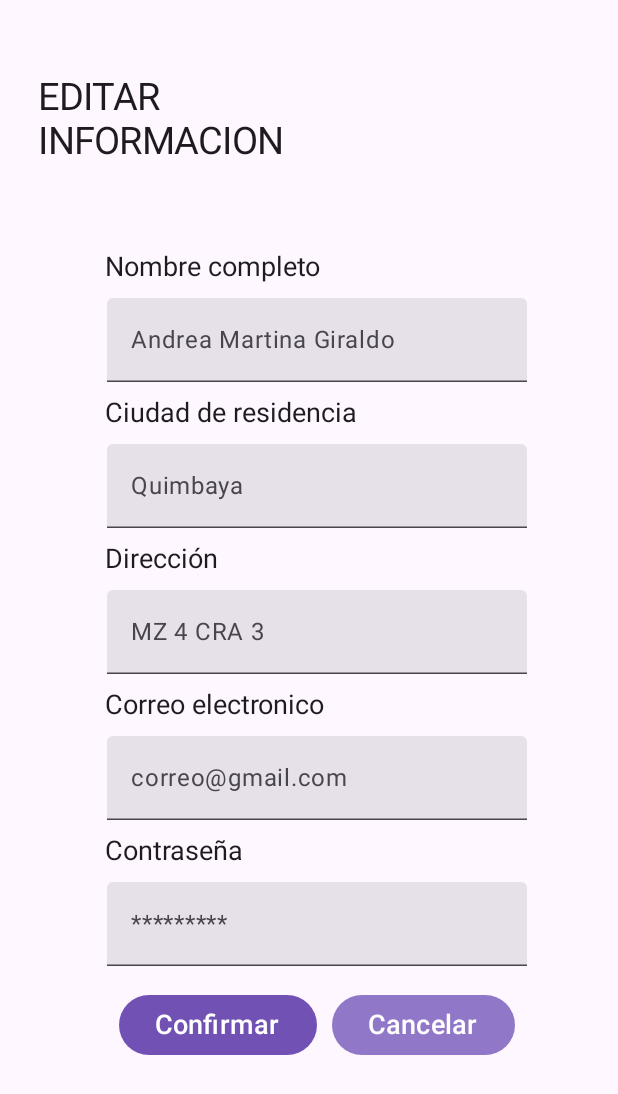
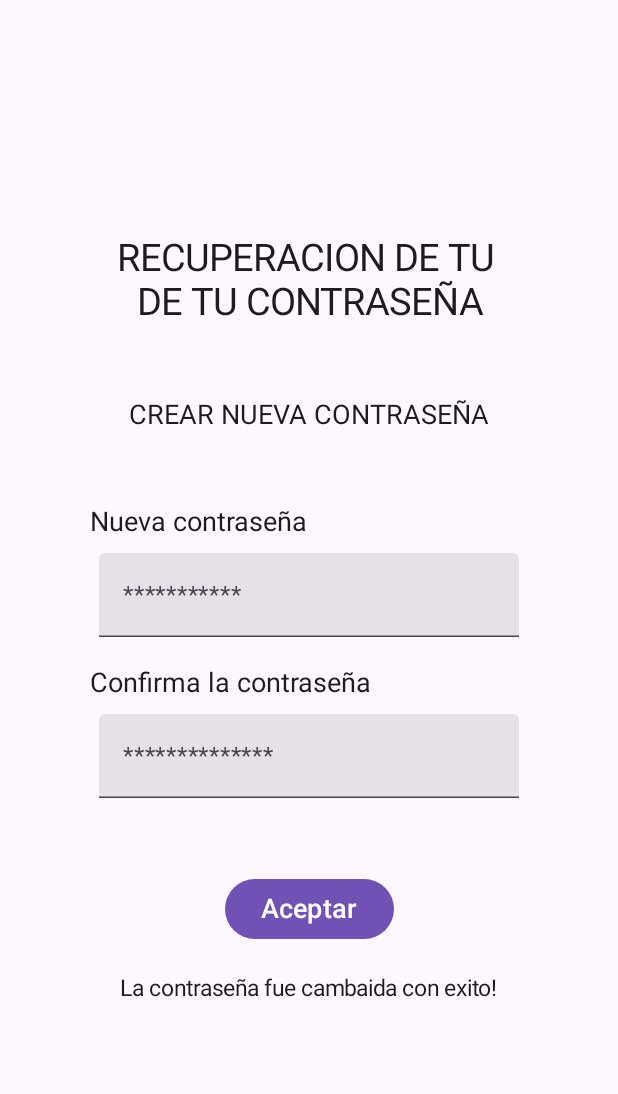
Before and after one commit to ggalvisgg/App-Security, an Android app built with Jetpack Compose: the screen it shows after launch (MainActivity), on a phone screen of 412 x 824 dp. Shown: the top 1094 px of the screen. Run offline under Robolectric (Android 15) with nearby library versions, the phone set to English and light mode, and no system bars.

Commit message:
la ventana recuperar contraseña quedo bien, en el codigo dice que hace falta por arreglar

```diff
--- a/app/src/main/java/com/appsecurity/MainActivity.kt
+++ b/app/src/main/java/com/appsecurity/MainActivity.kt
@@ -6,6 +6,7 @@ import androidx.activity.compose.setContent
 import androidx.activity.enableEdgeToEdge
 import com.appsecurity.ui.screens.EditScreen
 import com.appsecurity.ui.screens.LoginScreen
+import com.appsecurity.ui.screens.RecoverPasswordScreen
 
 class MainActivity : ComponentActivity() {
     override fun onCreate(savedInstanceState: Bundle?) {
@@ -13,7 +14,8 @@ class MainActivity : ComponentActivity() {
         enableEdgeToEdge()
         setContent {
             //LoginScreen()
-            EditScreen()
+            //EditScreen()
+            RecoverPasswordScreen()
         }
     }
 }
--- /dev/null
+++ b/app/src/main/java/com/appsecurity/ui/screens/RecoverPasswordScreen.kt
@@ -0,0 +1,121 @@
+package com.appsecurity.ui.screens
+
+import android.content.Context
+import android.graphics.Color as AndroidColor
+import androidx.compose.foundation.layout.Arrangement
+import androidx.compose.foundation.layout.Column
+import androidx.compose.foundation.layout.PaddingValues
+import androidx.compose.foundation.layout.Spacer
+import androidx.compose.foundation.layout.fillMaxSize
+import androidx.compose.foundation.layout.height
+import androidx.compose.foundation.layout.padding
+import androidx.compose.material3.Button
+import androidx.compose.material3.ButtonDefaults
+import androidx.compose.material3.Scaffold
+import androidx.compose.material3.Text
+import androidx.compose.material3.TextField
+import androidx.compose.runtime.Composable
+import androidx.compose.runtime.getValue
+import androidx.compose.runtime.mutableStateOf
+import androidx.compose.runtime.saveable.rememberSaveable
+import androidx.compose.runtime.setValue
+import androidx.compose.ui.Alignment
+import androidx.compose.ui.Modifier
+import androidx.compose.ui.graphics.Color
+import androidx.compose.ui.platform.LocalContext
+import androidx.compose.ui.text.style.TextAlign
+import androidx.compose.ui.unit.dp
+import androidx.compose.ui.unit.sp
+
+@Composable
+fun RecoverPasswordScreen(){
+
+    val contex = LocalContext.current
+
+    Scaffold { padding ->
+        RecoverPassForm(
+            padding = padding,
+            contex = contex
+        )
+    }
+
+}
+
+@Composable
+fun RecoverPassForm(
+    padding: PaddingValues,
+    contex : Context
+){
+
+    var password by rememberSaveable { mutableStateOf("") }
+
+    Column(
+        modifier = Modifier
+        .padding()
+        .fillMaxSize(),
+        horizontalAlignment = Alignment.CenterHorizontally,
+        verticalArrangement = Arrangement.Center)
+    {
+
+        Text(text = "RECUPERACION DE TU \nDE TU CONTRASEÑA",
+            fontSize = 25.sp,
+            textAlign = TextAlign.Center)
+
+        Spacer(modifier = Modifier
+            .height(50.dp))
+
+        Text(text= "CREAR NUEVA CONTRASEÑA",
+            fontSize = 18.sp)
+
+        Spacer(modifier = Modifier
+            .height(50.dp))
+
+        //Hace falta los checkboxs para ver la contraseña y ocultar
+        Text(text = "Nueva contraseña",
+            fontSize = 18.sp,
+            modifier = Modifier
+                .align (Alignment.Start)
+                .padding(start = 60.dp, bottom = 10.dp)
+        )
+
+        TextField(
+            value = password,
+            onValueChange = { password = it },
+            label = { Text("***********") }
+        )
+
+        Spacer(modifier = Modifier
+            .height(20.dp))
+
+        Text(text = "Confirma la contraseña",
+            fontSize = 18.sp,
+            modifier = Modifier
+                .align (Alignment.Start)
+                .padding(start = 60.dp, bottom = 10.dp)
+        )
+
+        TextField(
+            value = password,
+            onValueChange = { password = it },
+            label = { Text("**************") }
+        )
+
+        Spacer(modifier = Modifier
+            .height(50.dp))
+
+        Button(
+            colors = ButtonDefaults.buttonColors(Color(AndroidColor.parseColor("#7251B5"))),
+            onClick = {}
+        ) {
+            Text(text = "Aceptar",
+                fontSize = 18.sp)
+        }
+
+        //este texto debe aparecer cuando la contraseña este configurada
+        Spacer(modifier = Modifier
+            .height(20.dp))
+        Text(text = "La contraseña fue cambaida con exito!",
+            fontSize = 15.sp)
+    }
+
+}
```
Also changed, not shown: app/src/main/java/com/appsecurity/ui/screens/EditScreen.kt (+0 -21 lines).
